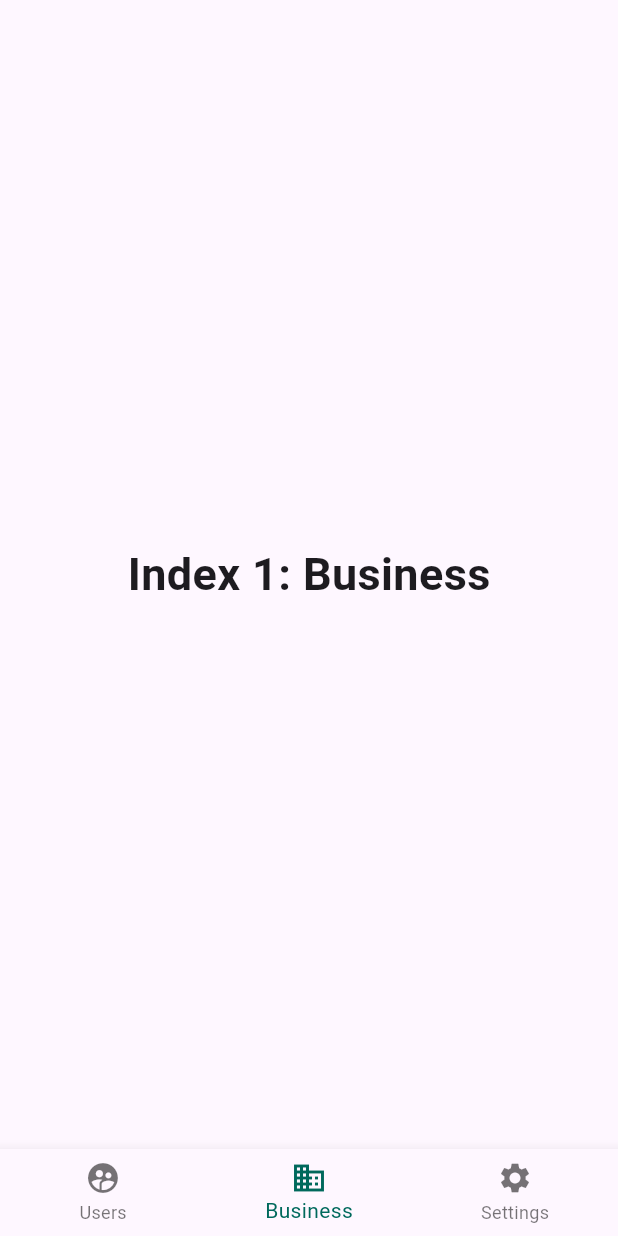
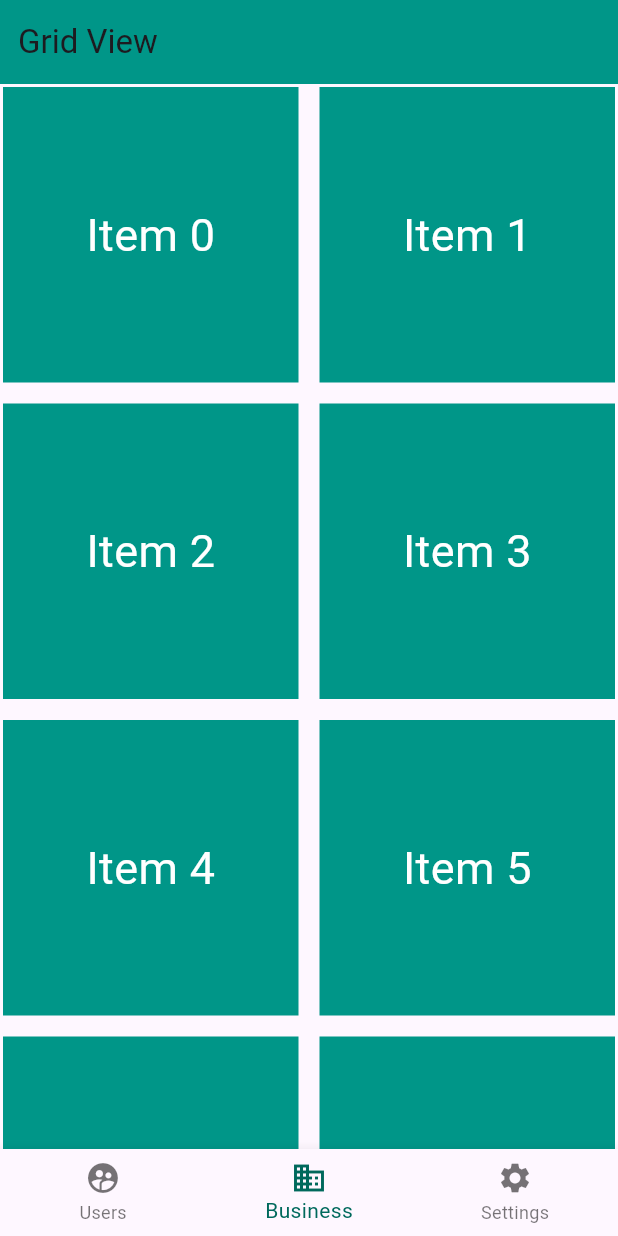
Before and after one commit to aleem219/mvvm_login, a Flutter app: the BottomNavScreen screen opened by its route, item 2 of the bottom bar chosen, on a phone screen of 412 x 824 dp. Run offline on Flutter 3.47's test engine with Material 3 defaults, Android fonts, the phone set to English and light mode, and no system bars; our stand-ins replace fluttertoast, get, shared_preferences, smooth_page_indicator; missing offline and left inert: network_checker; accounts and stored records are empty; network calls fail.

Commit message:
update code

```diff
--- /dev/null
+++ b/lib/utilis/enums.dart
@@ -0,0 +1,3 @@
+enum AnimationStyles {
+  defaultStyle, custom, none
+}
--- a/lib/views/botttom_navigation/bottom_navigation_bar.dart
+++ b/lib/views/botttom_navigation/bottom_navigation_bar.dart
@@ -4,6 +4,7 @@ import 'package:mvvm_login/views/user/userlist/user_list_view.dart';
 import 'package:mvvm_login/view_models/controllers/login/login_controller.dart';
 import 'package:mvvm_login/view_models/controllers/user/userlist/user_list_controller.dart';
 import 'package:mvvm_login/views/Settings/settings_view.dart';
+import 'package:mvvm_login/views/bussiness/bussiness_view.dart';
 
 class BottomNavScreen extends StatefulWidget {
   const BottomNavScreen({super.key});
@@ -21,9 +22,9 @@ class _BottomNavScreenState extends State<BottomNavScreen> {
     fontWeight: FontWeight.bold, // fixed
   );
 
-  static const List<Widget> _widgetOptions = <Widget>[
+  static  List<Widget> _widgetOptions = <Widget>[
     UserListScreen(),
-    Text('Index 1: Business', style: optionStyle),
+    BusinessViewScreen(),
     SettingsScreen(),
   ];
 
--- /dev/null
+++ b/lib/views/bussiness/bussiness_view.dart
@@ -0,0 +1,35 @@
+import 'package:flutter/material.dart';
+import 'package:mvvm_login/res/components/custom_app_bar.dart';
+
+class BusinessViewScreen extends StatefulWidget {
+  @override
+  _BusinessViewScreenState createState() => _BusinessViewScreenState();
+}
+
+class _BusinessViewScreenState extends State<BusinessViewScreen> {
+
+  @override
+  Widget build(BuildContext context) {
+    return Scaffold(
+        appBar: const CustomAppBar(title: 'Grid View', showBackButton: false),
+        body: GridView(
+          gridDelegate: SliverGridDelegateWithFixedCrossAxisCount(
+            crossAxisCount:2, // 2 columns
+            crossAxisSpacing: 10,
+            mainAxisSpacing: 10,
+          ),
+          children: List.generate(10, (index) {
+            return Padding(
+              padding: const EdgeInsets.all(2.0),
+              child: Container(
+                color: Colors.teal,
+                child: Center(
+                    child: Text('Item $index',
+                        style: TextStyle(fontSize: 30, color: Colors.white))),
+              ),
+            );
+          }),
+        ),
+    );
+  }
+}
```
